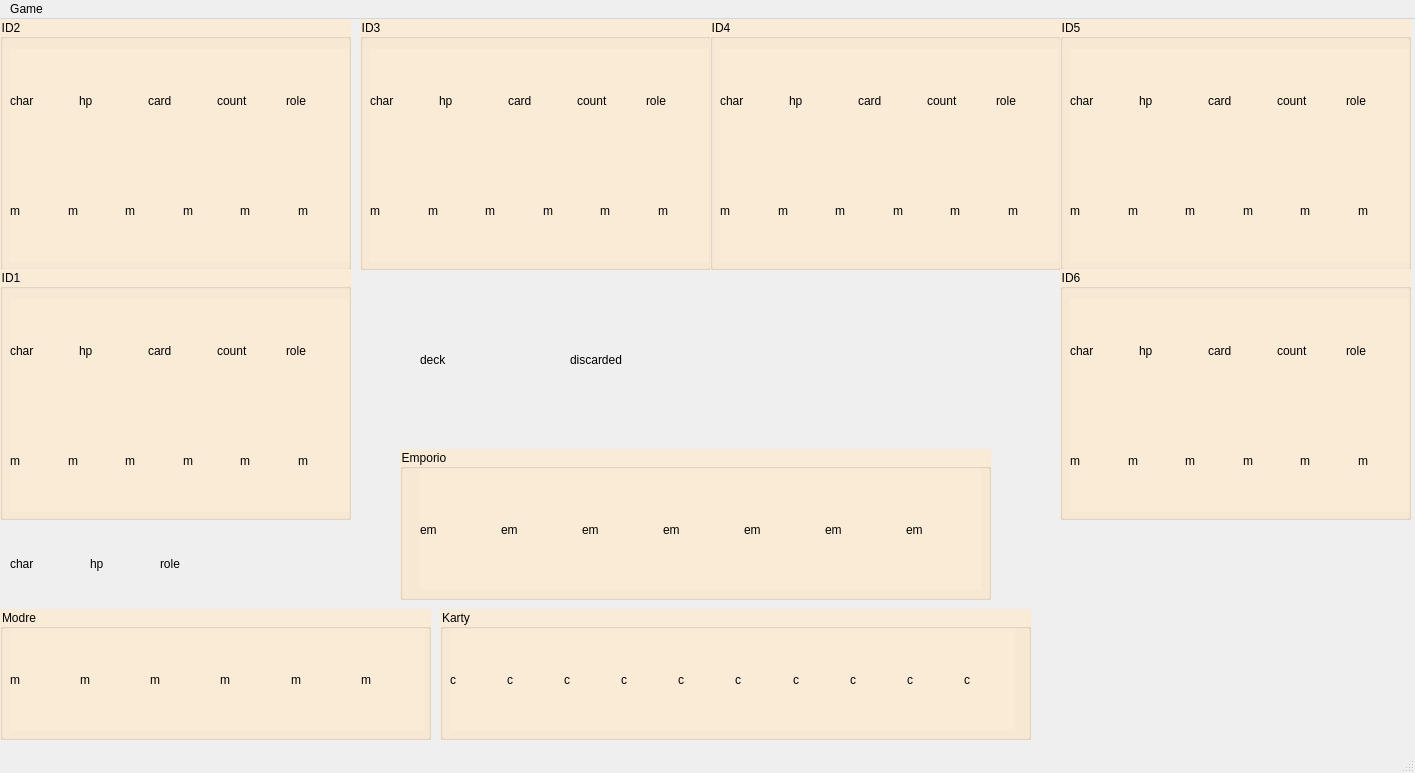
damodarak/BANG, file BANG-zapoctak/QBang/mainwindow.ui: the form before one commit.
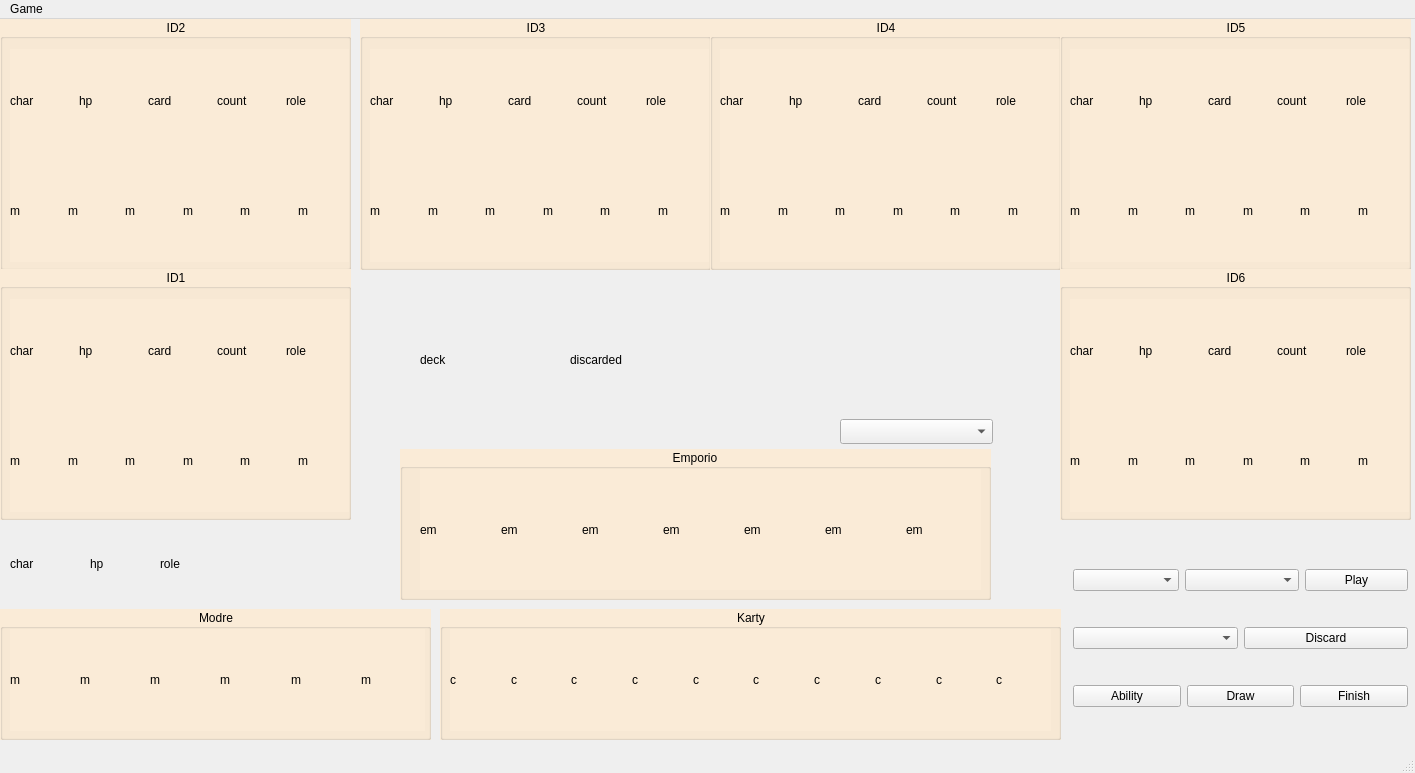
The form after the commit.

Commit message: change layout, add butoons

Diff of the .ui file:
```diff
--- a/BANG-zapoctak/QBang/mainwindow.ui
+++ b/BANG-zapoctak/QBang/mainwindow.ui
@@ -30,7 +30,7 @@
      <string>ID2</string>
     </property>
     <property name="alignment">
-     <set>Qt::AlignLeading|Qt::AlignLeft|Qt::AlignVCenter</set>
+     <set>Qt::AlignCenter</set>
     </property>
     <widget class="QWidget" name="layoutWidget">
      <property name="geometry">
@@ -317,7 +317,7 @@
      <string>ID3</string>
     </property>
     <property name="alignment">
-     <set>Qt::AlignLeading|Qt::AlignLeft|Qt::AlignVCenter</set>
+     <set>Qt::AlignCenter</set>
     </property>
     <widget class="QWidget" name="layoutWidget_3">
      <property name="geometry">
@@ -604,7 +604,7 @@
      <string>ID4</string>
     </property>
     <property name="alignment">
-     <set>Qt::AlignLeading|Qt::AlignLeft|Qt::AlignVCenter</set>
+     <set>Qt::AlignCenter</set>
     </property>
     <widget class="QWidget" name="layoutWidget_4">
      <property name="geometry">
@@ -891,7 +891,7 @@
      <string>ID5</string>
     </property>
     <property name="alignment">
-     <set>Qt::AlignLeading|Qt::AlignLeft|Qt::AlignVCenter</set>
+     <set>Qt::AlignCenter</set>
     </property>
     <widget class="QWidget" name="layoutWidget_5">
      <property name="geometry">
@@ -1178,7 +1178,7 @@
      <string>ID1</string>
     </property>
     <property name="alignment">
-     <set>Qt::AlignLeading|Qt::AlignLeft|Qt::AlignVCenter</set>
+     <set>Qt::AlignCenter</set>
     </property>
     <widget class="QWidget" name="layoutWidget_6">
      <property name="geometry">
@@ -1465,7 +1465,7 @@
      <string>ID6</string>
     </property>
     <property name="alignment">
-     <set>Qt::AlignLeading|Qt::AlignLeft|Qt::AlignVCenter</set>
+     <set>Qt::AlignCenter</set>
     </property>
     <widget class="QWidget" name="layoutWidget_7">
      <property name="geometry">
@@ -1751,6 +1751,9 @@
     <property name="title">
      <string>Modre</string>
     </property>
+    <property name="alignment">
+     <set>Qt::AlignCenter</set>
+    </property>
     <widget class="QWidget" name="layoutWidget">
      <property name="geometry">
       <rect>
@@ -1901,7 +1904,7 @@
      <rect>
       <x>440</x>
       <y>590</y>
-      <width>591</width>
+      <width>621</width>
       <height>131</height>
      </rect>
     </property>
@@ -1911,12 +1914,15 @@
     <property name="title">
      <string>Karty</string>
     </property>
+    <property name="alignment">
+     <set>Qt::AlignCenter</set>
+    </property>
     <widget class="QWidget" name="layoutWidget_8">
      <property name="geometry">
       <rect>
        <x>10</x>
        <y>20</y>
-       <width>565</width>
+       <width>601</width>
        <height>102</height>
       </rect>
      </property>
@@ -2191,6 +2197,9 @@
     <property name="title">
      <string>Emporio</string>
     </property>
+    <property name="alignment">
+     <set>Qt::AlignCenter</set>
+    </property>
     <widget class="QWidget" name="layoutWidget">
      <property name="geometry">
       <rect>
@@ -2322,6 +2331,114 @@
      <bool>true</bool>
     </property>
    </widget>
+   <widget class="QComboBox" name="choose_e">
+    <property name="geometry">
+     <rect>
+      <x>840</x>
+      <y>400</y>
+      <width>153</width>
+      <height>25</height>
+     </rect>
+    </property>
+    <property name="editable">
+     <bool>false</bool>
+    </property>
+    <property name="currentText">
+     <string/>
+    </property>
+    <property name="placeholderText">
+     <string>Emporio</string>
+    </property>
+   </widget>
+   <widget class="QWidget" name="">
+    <property name="geometry">
+     <rect>
+      <x>1073</x>
+      <y>520</y>
+      <width>335</width>
+      <height>201</height>
+     </rect>
+    </property>
+    <layout class="QVBoxLayout" name="verticalLayout_3">
+     <item>
+      <layout class="QHBoxLayout" name="horizontalLayout_6">
+       <item>
+        <widget class="QComboBox" name="choose_c">
+         <property name="currentText">
+          <string/>
+         </property>
+         <property name="placeholderText">
+          <string>Choose Card:</string>
+         </property>
+        </widget>
+       </item>
+       <item>
+        <widget class="QComboBox" name="choose_p">
+         <property name="currentText">
+          <string/>
+         </property>
+         <property name="placeholderText">
+          <string>Choose Player:</string>
+         </property>
+        </widget>
+       </item>
+       <item>
+        <widget class="QPushButton" name="play">
+         <property name="text">
+          <string>Play</string>
+         </property>
+        </widget>
+       </item>
+      </layout>
+     </item>
+     <item>
+      <layout class="QHBoxLayout" name="horizontalLayout_8">
+       <item>
+        <widget class="QComboBox" name="choose_d">
+         <property name="currentText">
+          <string/>
+         </property>
+         <property name="placeholderText">
+          <string>Choose Card:</string>
+         </property>
+        </widget>
+       </item>
+       <item>
+        <widget class="QPushButton" name="discard">
+         <property name="text">
+          <string>Discard</string>
+         </property>
+        </widget>
+       </item>
+      </layout>
+     </item>
+     <item>
+      <layout class="QHBoxLayout" name="horizontalLayout_7">
+       <item>
+        <widget class="QPushButton" name="ability">
+         <property name="text">
+          <string>Ability</string>
+         </property>
+        </widget>
+       </item>
+       <item>
+        <widget class="QPushButton" name="draw">
+         <property name="text">
+          <string>Draw</string>
+         </property>
+        </widget>
+       </item>
+       <item>
+        <widget class="QPushButton" name="finish">
+         <property name="text">
+          <string>Finish</string>
+         </property>
+        </widget>
+       </item>
+      </layout>
+     </item>
+    </layout>
+   </widget>
   </widget>
   <widget class="QMenuBar" name="menubar">
    <property name="geometry">
```
The commit also changes 12 other files.
